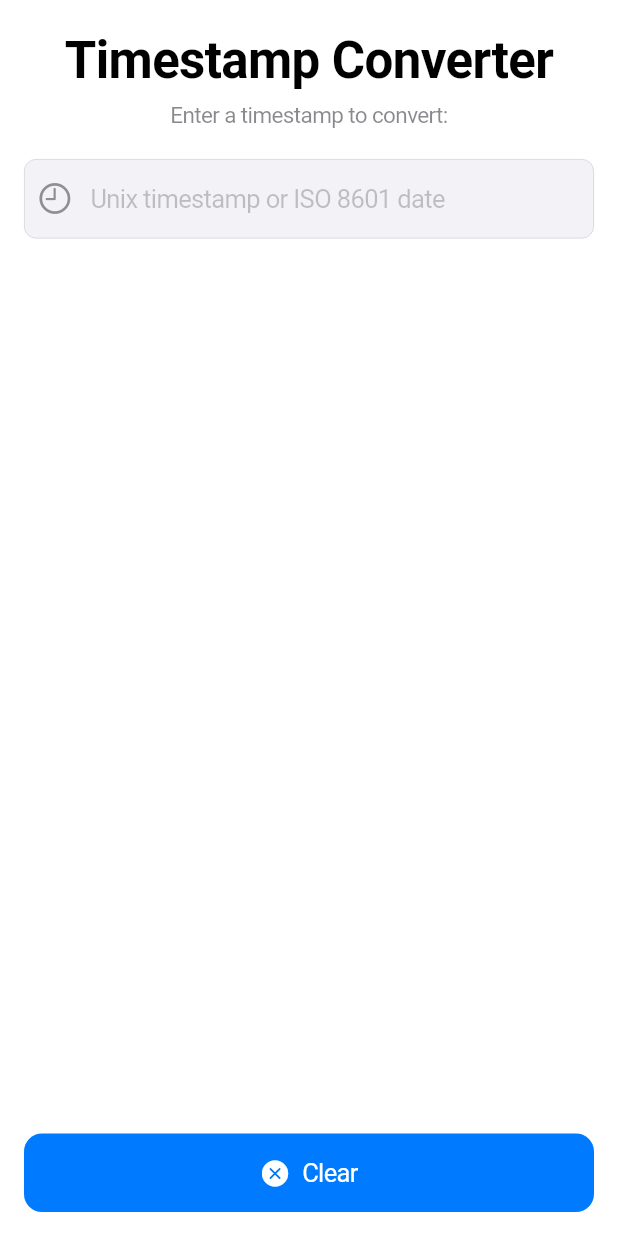
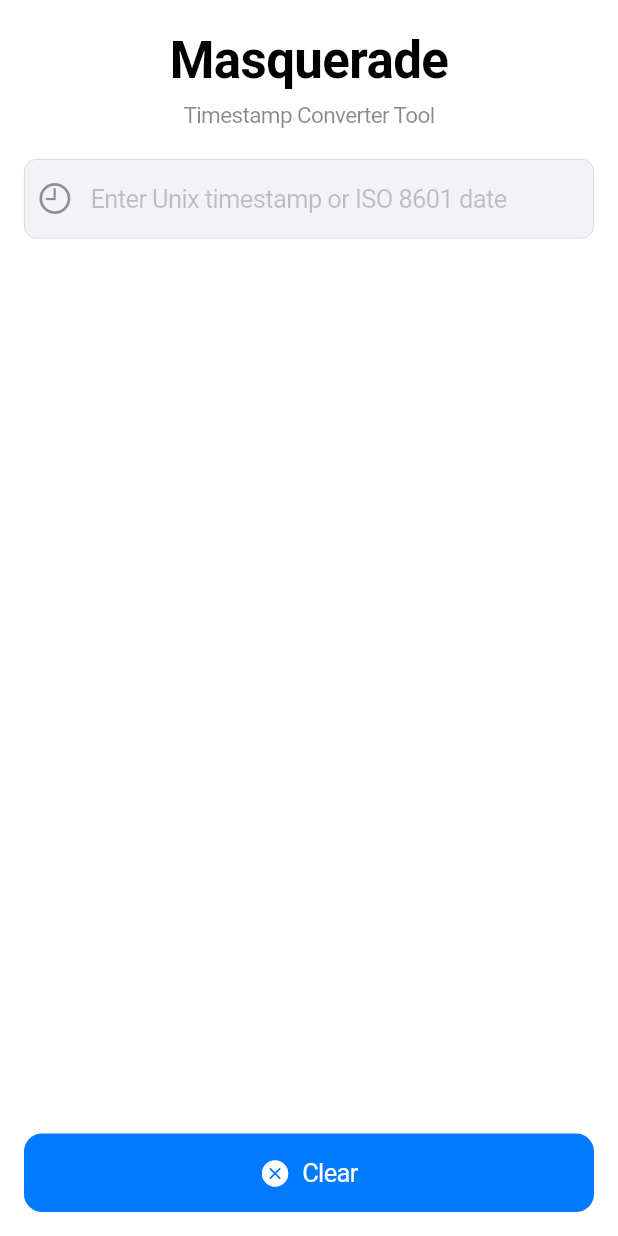
Before and after one commit to howard86/masquerade, a Flutter app: the screen it shows after launch, on a phone screen of 412 x 824 dp. Run offline on Flutter 3.47's test engine with Material 3 defaults, Android fonts, the phone set to English and light mode, and no system bars; missing offline and left inert: device_frame.

Commit message:
chore: rename application

```diff
--- a/lib/app.dart
+++ b/lib/app.dart
@@ -9,7 +9,7 @@ class MyApp extends StatelessWidget {
   @override
   Widget build(BuildContext context) {
     return CupertinoApp(
-      title: 'Timestamp Converter',
+      title: 'Masquerade - Utility Toolbox',
       theme: const CupertinoThemeData(
         primaryColor: CupertinoColors.systemBlue,
         brightness: Brightness.light,
@@ -67,9 +67,7 @@ class MyApp extends StatelessWidget {
           ),
         ),
       ),
-      home: const ResponsiveLayout(
-        child: MyHomePage(title: 'Timestamp Converter'),
-      ),
+      home: const ResponsiveLayout(child: MyHomePage(title: 'Masquerade')),
     );
   }
 }
--- a/lib/home_page.dart
+++ b/lib/home_page.dart
@@ -1,6 +1,5 @@
 import 'package:flutter/cupertino.dart';
-import 'package:flutter/material.dart';
-import 'timestamp_display_card.dart';
+import 'package:masquerade/widgets/timestamp_display_card.dart';
 import 'utils/timestamp_parser.dart';
 
 class MyHomePage extends StatefulWidget {
@@ -32,7 +31,7 @@ class _MyHomePageState extends State<MyHomePage> {
       _parsedTimestamp = TimestampParser.parseTimestamp(input);
       _errorMessage = _parsedTimestamp != null
           ? null
-          : 'Invalid timestamp format. Try Unix timestamp (seconds/milliseconds) or ISO 8601 format.';
+          : 'Invalid timestamp format. Please enter a Unix timestamp (seconds/milliseconds) or ISO 8601 date format.';
     });
   }
 
@@ -66,7 +65,7 @@ class _MyHomePageState extends State<MyHomePage> {
                       ),
                       const SizedBox(height: 8),
                       Text(
-                        'Enter a timestamp to convert:',
+                        'Timestamp Converter Tool',
                         style: CupertinoTheme.of(context).textTheme.textStyle
                             .copyWith(
                               color: CupertinoColors.secondaryLabel,
@@ -77,7 +76,7 @@ class _MyHomePageState extends State<MyHomePage> {
                       const SizedBox(height: 20),
                       CupertinoTextField(
                         controller: _inputController,
-                        placeholder: 'Unix timestamp or ISO 8601 date',
+                        placeholder: 'Enter Unix timestamp or ISO 8601 date',
                         prefix: const Padding(
                           padding: EdgeInsets.only(left: 8.0),
                           child: Icon(
--- a/pubspec.yaml
+++ b/pubspec.yaml
@@ -1,5 +1,5 @@
-name: magic_box
-description: "A new Flutter project."
+name: masquerade
+description: "A collection of utility tools and converters - your digital toolbox for everyday tasks."
 # The following line prevents the package from being accidentally published to
 # pub.dev using `flutter pub publish`. This is preferred for private packages.
 publish_to: 'none' # Remove this line if you wish to publish to pub.dev
```
Also changed, not shown: 17 other files.
